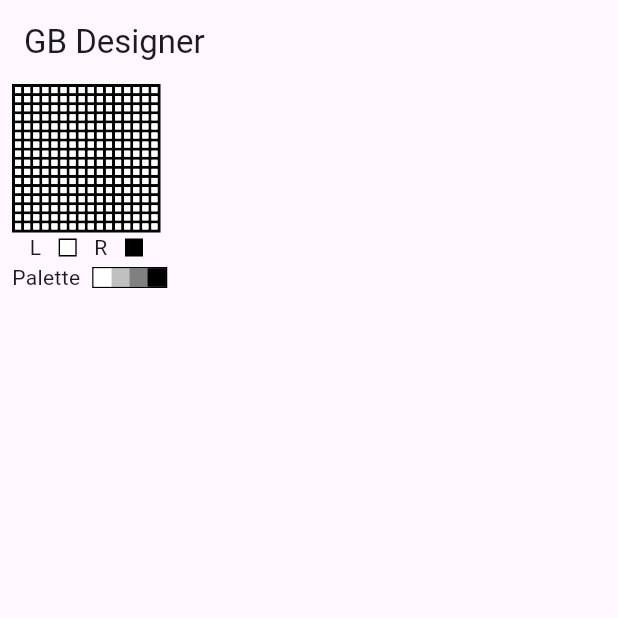
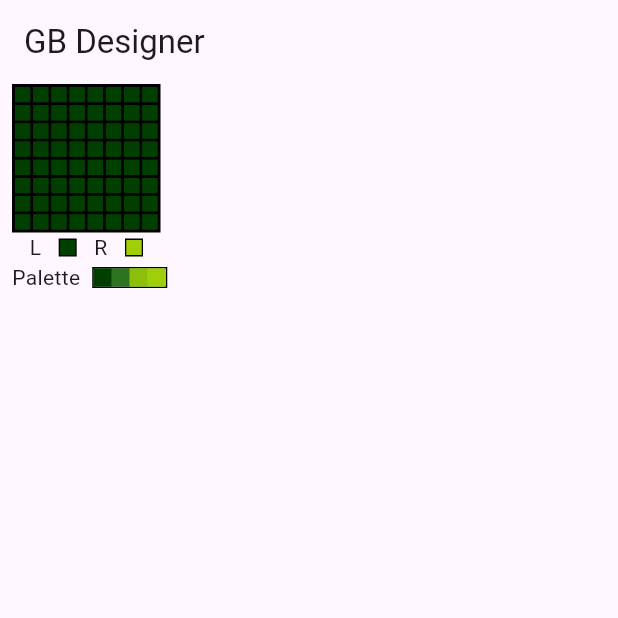
Before and after one commit to mars3142/gb-designer, a Flutter app: the screen it shows after launch, on a phone screen of 412 x 824 dp, the top half of it. Run offline on Flutter 3.47's test engine with Material 3 defaults, Android fonts, the phone set to English and light mode, and no system bars; our stand-ins replace hooks_riverpod.

Commit message:
starting with riverpod
Signed-off-by: Peter Siegmund <developer@mars3142.org>

```diff
--- a/lib/app.dart
+++ b/lib/app.dart
@@ -1,5 +1,6 @@
 import 'package:flutter/material.dart';
-import 'package:gb_designer/ui/designer.dart';
+import 'package:gb_designer/home/designer.dart';
+import 'package:hooks_riverpod/hooks_riverpod.dart';
 
 class GBApp extends StatelessWidget {
   const GBApp({super.key});
@@ -7,12 +8,15 @@ class GBApp extends StatelessWidget {
   // This widget is the root of your application.
   @override
   Widget build(BuildContext context) {
-    return MaterialApp(
+    return ProviderScope(
+      child: MaterialApp(
         title: 'GB Designer',
         theme: ThemeData(
           colorScheme: ColorScheme.fromSeed(seedColor: Colors.deepPurple),
           useMaterial3: true,
         ),
-        home: const GBDesigner());
+        home: const GBDesigner(),
+      ),
+    );
   }
 }
--- a/lib/ui/palette.dart
+++ b/lib/common/palette.dart
@@ -1,5 +1,4 @@
 import 'package:flutter/material.dart';
-import 'package:gb_designer/theme.dart';
 
 class PaletteColor {
   const PaletteColor(this.firstColor, this.secondColor, this.thirdColor, this.fourthColor);
@@ -14,7 +13,8 @@ class Palette {
   Palette({
     this.index = 0,
     this.colors = const [
-      PaletteColor(colorWhite, colorLightGray, colorGray, colorBlack),
+      PaletteColor(Color(0xFF003f00), Color(0xFF2e7320), Color(0xFF8cbf0a), Color(0xFFa0cf0a)),
+      PaletteColor(Color(0XFF000000), Color(0xFF555555), Color(0xFFAAAAAA), Color(0xFFFFFFFF)),
     ],
   });
 
--- /dev/null
+++ b/lib/common/palette_provider.dart
@@ -0,0 +1,14 @@
+import 'package:gb_designer/common/palette.dart';
+import 'package:hooks_riverpod/hooks_riverpod.dart';
+
+final paletteProvider = StateNotifierProvider.family<PaletteProvider, Palette, int>(
+  (ref, index) => PaletteProvider(index),
+);
+
+class PaletteProvider extends StateNotifier<Palette> {
+  PaletteProvider(int index) : super(Palette(index: index));
+
+  void updatePalette(int index) {
+    state = Palette(index: index);
+  }
+}
--- /dev/null
+++ b/lib/common/sprite.dart
@@ -0,0 +1,47 @@
+import 'package:flutter/material.dart';
+import 'package:gb_designer/common/pixel.dart';
+import 'package:gb_designer/home/designer_provider.dart';
+import 'package:gb_designer/theme.dart';
+import 'package:hooks_riverpod/hooks_riverpod.dart';
+
+class GBSprite extends ConsumerWidget {
+  const GBSprite({
+    super.key,
+    this.size = 16,
+    this.paletteIndex = 0,
+  });
+
+  final int size;
+  final int paletteIndex;
+
+  @override
+  Widget build(BuildContext context, WidgetRef ref) {
+    final model = DesignerPixelModel(size: size, paletteIndex: paletteIndex);
+    final pixel = ref.watch(designerPixelProvider(model));
+    const padding = 2.0;
+    return ColoredBox(
+      color: colorBlack,
+      child: Padding(
+        padding: const EdgeInsets.all(padding),
+        child: GestureDetector(
+          child: GridView.builder(
+            gridDelegate: SliverGridDelegateWithFixedCrossAxisCount(
+              crossAxisCount: size,
+              mainAxisSpacing: padding,
+              crossAxisSpacing: padding,
+            ),
+            itemCount: size * size,
+            shrinkWrap: true,
+            itemBuilder: (context, index) {
+              final color = pixel[index];
+              return GBPixel(
+                index: index,
+                color: color,
+              );
+            },
+          ),
+        ),
+      ),
+    );
+  }
+}
--- a/lib/ui/designer.dart
+++ b/lib/home/designer.dart
@@ -1,13 +1,17 @@
 import 'package:flutter/material.dart';
+import 'package:gb_designer/common/palette_provider.dart';
 import 'package:gb_designer/theme.dart';
-import 'package:gb_designer/ui/components/pixel.dart';
-import 'package:gb_designer/ui/components/sprite.dart';
+import 'package:gb_designer/common/pixel.dart';
+import 'package:gb_designer/common/sprite.dart';
+import 'package:hooks_riverpod/hooks_riverpod.dart';
 
-class GBDesigner extends StatelessWidget {
+class GBDesigner extends ConsumerWidget {
   const GBDesigner({super.key});
 
   @override
-  Widget build(BuildContext context) {
+  Widget build(BuildContext context, WidgetRef ref) {
+    const paletteIndex = 0;
+    final palette = ref.watch(paletteProvider(paletteIndex));
     return Scaffold(
       appBar: AppBar(
         title: const Text('GB Designer'),
@@ -22,14 +26,14 @@ class GBDesigner extends StatelessWidget {
                 width: constraints.maxWidth / 4,
                 child: Column(
                   children: [
-                    const GBSprite(),
-                    const Row(
+                    const GBSprite(size: 8, paletteIndex: paletteIndex),
+                    Row(
                       mainAxisAlignment: MainAxisAlignment.spaceEvenly,
                       children: [
-                        Text('L'),
-                        SizedBox(height: 12.0, width: 12.0, child: GBPixel(color: colorWhite, outline: true)),
-                        Text('R'),
-                        SizedBox(height: 12.0, width: 12.0, child: GBPixel(color: colorBlack, outline: true)),
+                        const Text('L'),
+                        SizedBox(height: 12.0, width: 12.0, child: GBPixel(color: palette.firstColor, outline: true)),
+                        const Text('R'),
+                        SizedBox(height: 12.0, width: 12.0, child: GBPixel(color: palette.fourthColor, outline: true)),
                       ],
                     ),
                     Row(
@@ -42,12 +46,12 @@ class GBDesigner extends StatelessWidget {
                           decoration: BoxDecoration(
                             border: Border.all(color: colorBlack),
                           ),
-                          child: const Row(
+                          child: Row(
                             children: [
-                              SizedBox(height: 12.0, width: 12.0, child: GBPixel(color: colorWhite)),
-                              SizedBox(height: 12.0, width: 12.0, child: GBPixel(color: colorLightGray)),
-                              SizedBox(height: 12.0, width: 12.0, child: GBPixel(color: colorGray)),
-                              SizedBox(height: 12.0, width: 12.0, child: GBPixel(color: colorBlack)),
+                              SizedBox(height: 12.0, width: 12.0, child: GBPixel(color: palette.firstColor)),
+                              SizedBox(height: 12.0, width: 12.0, child: GBPixel(color: palette.secondColor)),
+                              SizedBox(height: 12.0, width: 12.0, child: GBPixel(color: palette.thirdColor)),
+                              SizedBox(height: 12.0, width: 12.0, child: GBPixel(color: palette.fourthColor)),
                             ],
                           ),
                         ),
--- /dev/null
+++ b/lib/home/designer_provider.dart
@@ -0,0 +1,36 @@
+import 'dart:math';
+
+import 'package:flutter/material.dart';
+import 'package:gb_designer/common/palette.dart';
+import 'package:gb_designer/common/palette_provider.dart';
+import 'package:hooks_riverpod/hooks_riverpod.dart';
+
+class DesignerPixelModel {
+  const DesignerPixelModel({
+    this.paletteIndex = 0,
+    this.size = 16,
+  });
+
+  final int paletteIndex;
+  final int size;
+}
+
+final designerPixelProvider = StateNotifierProvider.family<DesignerPixelNotifier, List<Color>, DesignerPixelModel>(
+  (ref, model) {
+    final palette = ref.watch(paletteProvider(model.paletteIndex));
+    return DesignerPixelNotifier(palette, model.size);
+  },
+);
+
+class DesignerPixelNotifier extends StateNotifier<List<Color>> {
+  DesignerPixelNotifier(Palette palette, int size)
+      : super(List.generate(size * size, (index) => Random().nextBool() ? palette.firstColor : palette.fourthColor));
+
+  void updatePixel(int index, Color color) {
+    state = [
+      ...state.sublist(0, index),
+      color,
+      ...state.sublist(index + 1),
+    ];
+  }
+}
--- a/lib/ui/components/sprite.dart
+++ /dev/null
@@ -1,62 +0,0 @@
-import 'dart:math';
-
-import 'package:flutter/material.dart';
-import 'package:gb_designer/theme.dart';
-import 'package:gb_designer/ui/components/pixel.dart';
-import 'package:gb_designer/ui/palette.dart';
-
-class GBSprite extends StatefulWidget {
-  const GBSprite({super.key, this.width = 16, this.height = 16});
-
-  final int width;
-  final int height;
-
-  @override
-  State<GBSprite> createState() => _GBSpriteState();
-}
-
-class _GBSpriteState extends State<GBSprite> {
-  List<Color> data = [];
-  final palette = Palette();
-
-  @override
-  void initState() {
-    data = List.generate(
-      widget.width * widget.height,
-      (index) => Random().nextBool() ? palette.firstColor : palette.fourthColor,
-    );
-    super.initState();
-  }
-
-  @override
-  Widget build(BuildContext context) {
-    const padding = 2.0;
-    return ColoredBox(
-      color: colorBlack,
-      child: Padding(
-        padding: const EdgeInsets.all(padding),
-        child: GridView.builder(
-          gridDelegate: SliverGridDelegateWithFixedCrossAxisCount(
-            crossAxisCount: widget.width,
-            mainAxisSpacing: padding,
-            crossAxisSpacing: padding,
-          ),
-          itemCount: widget.width * widget.height,
-          shrinkWrap: true,
-          itemBuilder: (context, index) {
-            final color = data[index];
-            return GBPixel(
-              index: index,
-              color: color,
-              onTap: (index) {
-                setState(() {
-                  data[index] = (data[index] == palette.firstColor) ? palette.fourthColor : palette.firstColor;
-                });
-              },
-            );
-          },
-        ),
-      ),
-    );
-  }
-}
--- a/pubspec.yaml
+++ b/pubspec.yaml
@@ -35,7 +35,7 @@ dependencies:
   # The following adds the Cupertino Icons font to your application.
   # Use with the CupertinoIcons class for iOS style icons.
   cupertino_icons: ^1.0.2
-  flutter_hooks: ^0.20.3
+  hooks_riverpod: ^2.4.9
 
 dev_dependencies:
   flutter_test:
```
Also changed, not shown: lib/common/pixel.dart (renamed from lib/ui/components/pixel.dart), pubspec.lock.
